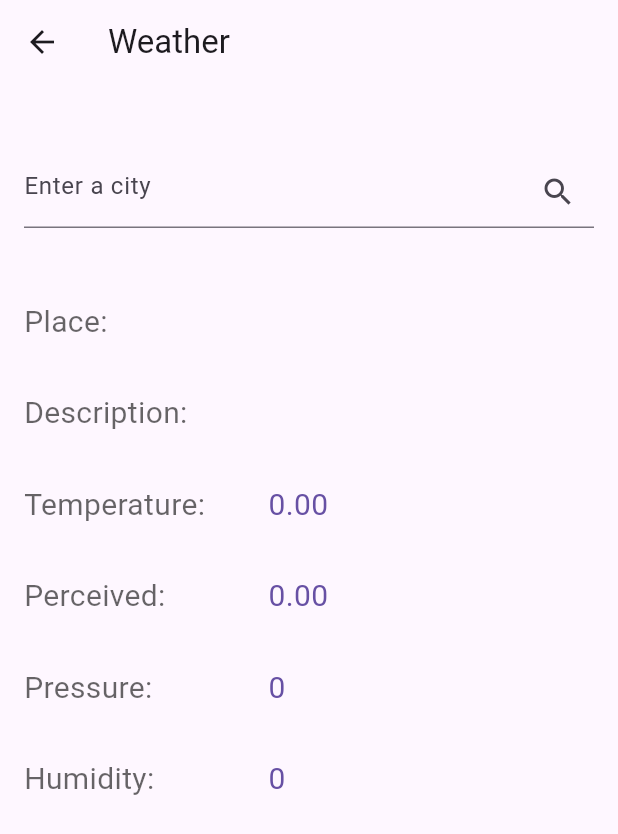
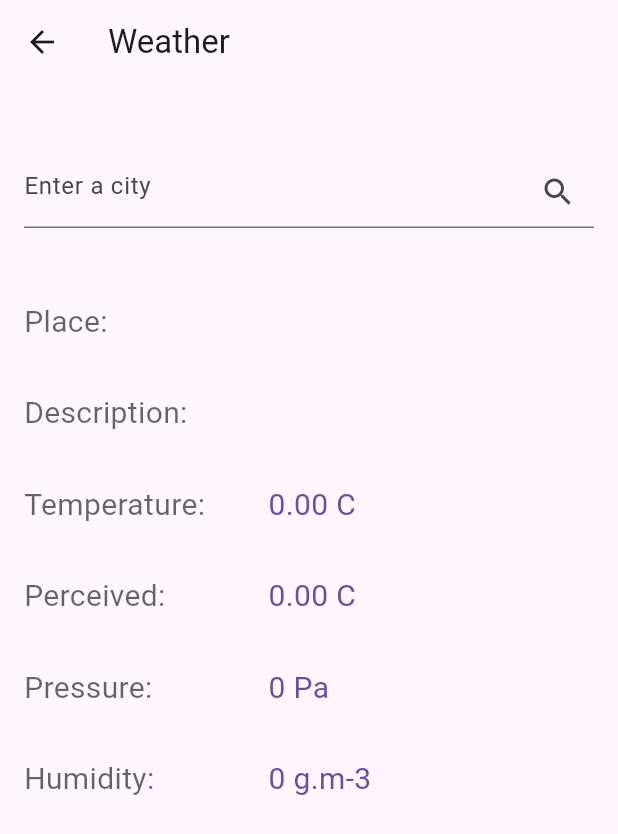
Before and after one commit to randy-kip/flutter-2-getting-started, a Flutter app: the WeatherScreen screen opened directly, on a phone screen of 412 x 824 dp. Shown: the top 834 px of the screen. Run offline on Flutter 3.47's test engine with Material 3 defaults, Android fonts, the phone set to English and light mode, and no system bars.

Commit message:
refactor: Add unites to the Weather Screen UI.

```diff
--- a/lib/data/weather.dart
+++ b/lib/data/weather.dart
@@ -11,8 +11,8 @@ class Weather {
 
   Weather.fromJson(Map<String, dynamic> weatherMap) {
     name = weatherMap['name'] ?? '';
-    temperature = (weatherMap['main']['temp'] * (9/5) - 459.67) ?? 0;
-    // temperature = (weatherMap['main']['temp'] - 273.15) ?? 0; // Fahrenheit
+    // temperature = (weatherMap['main']['temp'] * (9/5) - 459.67) ?? 0; // Fahrenheit
+    temperature = (weatherMap['main']['temp'] - 273.15) ?? 0;
     perceived = (weatherMap['main']['feels_like'] - 273.15) ?? 0;
     pressure = weatherMap['main']['pressure'] ?? 0;
     humidity = weatherMap['main']['humidity'] ?? 0;
--- a/lib/screens/weather_screen.dart
+++ b/lib/screens/weather_screen.dart
@@ -11,7 +11,7 @@ class WeatherScreen extends StatefulWidget {
 }
 
 class _WeatherScreenState extends State<WeatherScreen> {
-  Weather result = Weather('','', 0, 0, 0, 0);
+  Weather result = Weather('', '', 0, 0, 0, 0);
   final TextEditingController txtPlace = TextEditingController();
   @override
   Widget build(BuildContext context) {
@@ -37,10 +37,10 @@ class _WeatherScreenState extends State<WeatherScreen> {
             ),
             weatherRow('Place:', result.name),
             weatherRow('Description:', result.description),
-            weatherRow('Temperature:', result.temperature.toStringAsFixed(2)),
-            weatherRow('Perceived:', result.perceived.toStringAsFixed(2)),
-            weatherRow('Pressure:', result.pressure.toString()),
-            weatherRow('Humidity:', result.humidity.toString())
+            weatherRow('Temperature:', '${result.temperature.toStringAsFixed(2)} C'),
+            weatherRow('Perceived:', '${result.perceived.toStringAsFixed(2)} C'),
+            weatherRow('Pressure:', '${result.pressure} Pa'),
+            weatherRow('Humidity:', '${result.humidity} g.m-3')
           ],
         ),
       ),
```
